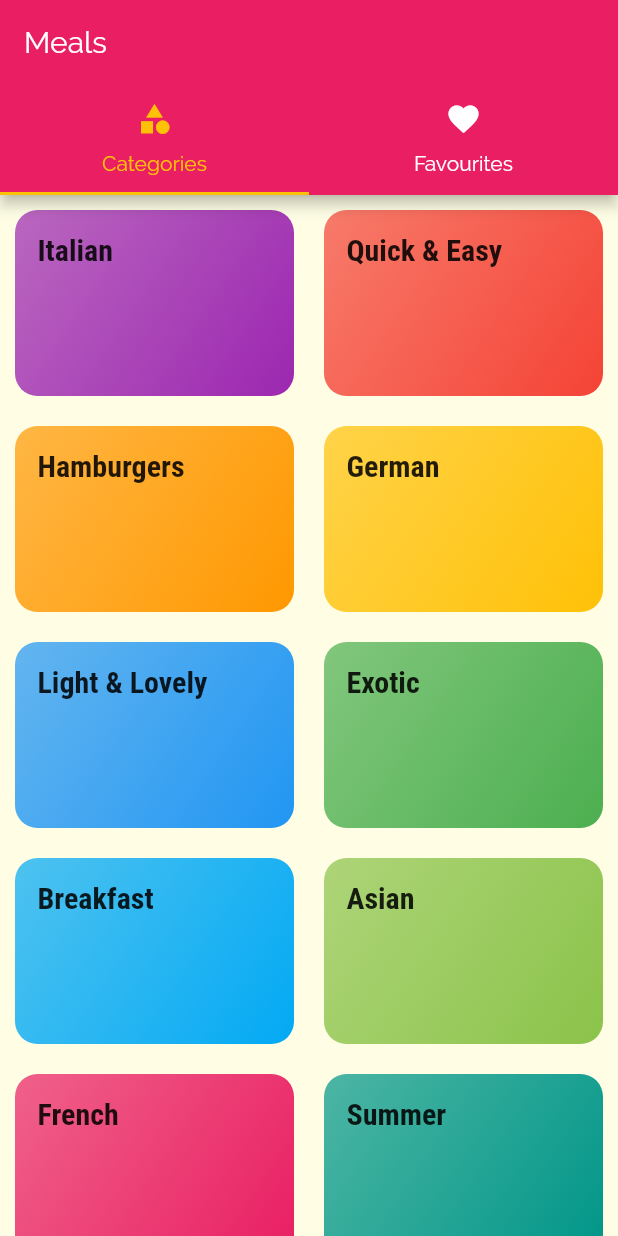
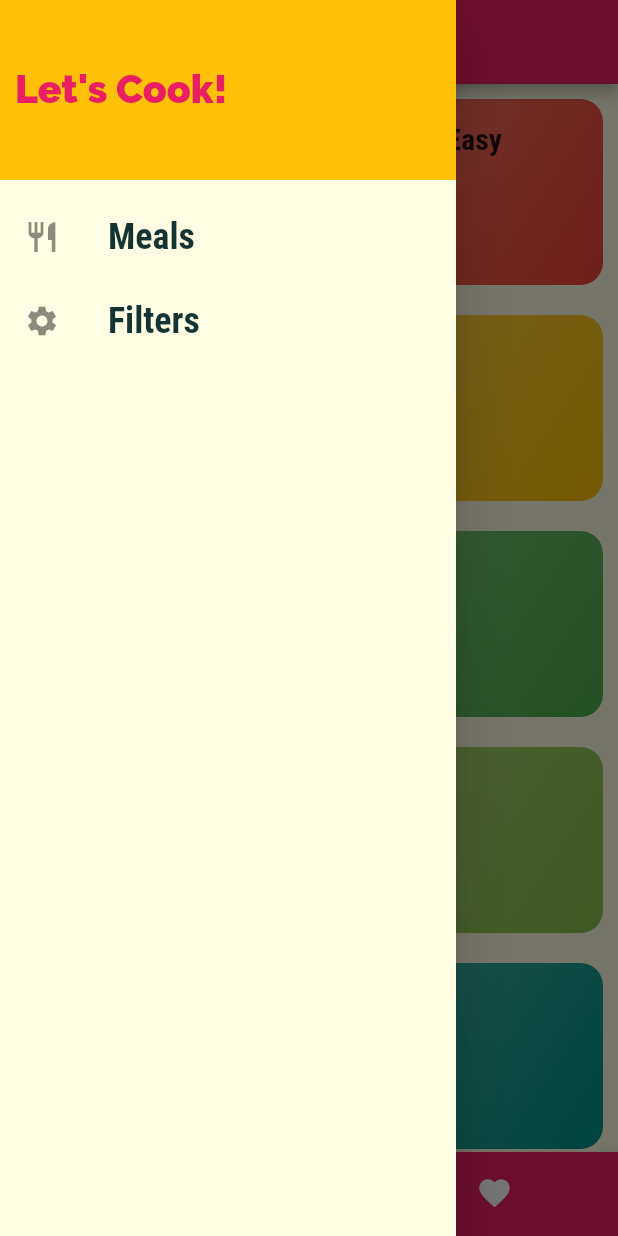
Before and after one commit to axe76/Flutter-Trials, a Flutter app: the screen it shows after launch, with the side drawer open (before the commit the screen has no drawer), on a phone screen of 412 x 824 dp. Run offline on Flutter 3.47's test engine with Material 2 defaults, Android fonts, the phone set to English and light mode, and no system bars.

Commit message:
Added drawer and delete

```diff
--- a/meals_app/lib/main.dart
+++ b/meals_app/lib/main.dart
@@ -1,11 +1,10 @@
 import 'package:flutter/material.dart';
+
+import './screens/filters_screen.dart';
 import './screens/tabs_screen.dart';
-
 import './screens/meal_detail_screen.dart';
-
 import 'screens/category_meals_screen.dart';
 
-import 'screens/categories_screen.dart';
 
 void main() {
   runApp(MyApp());
@@ -36,10 +35,12 @@ class MyApp extends StatelessWidget {
         ),
 
       ),
-      home: TabsScreen(),
+      //home: TabsScreen(),
       routes: {
+        '/': (ctx) => TabsScreen(),//default home
         CategoryMeals.routeName: (ctx) => CategoryMeals(),
-        MealDetail.routeName: (ctx) => MealDetail()
+        MealDetail.routeName: (ctx) => MealDetail(),
+        FiltersScreen.routeName: (ctx)=>FiltersScreen(),
       },
       onGenerateRoute: (settings){//in case a route that hasnt been registered is accessed
         return MaterialPageRoute(builder: (ctx)=>CategoryMeals());
--- /dev/null
+++ b/meals_app/lib/screens/filters_screen.dart
@@ -0,0 +1,19 @@
+import 'package:flutter/material.dart';
+
+import '../widgets/main_drawer.dart';
+
+class FiltersScreen extends StatelessWidget {
+  static const routeName = '/filters-screen';
+
+
+  @override
+  Widget build(BuildContext context) {
+    return Scaffold(
+      appBar: AppBar(title: Text('Filters'),),
+      drawer: MainDrawer(),
+      body:Center(
+      child: Text('Filters screen'),
+    )
+  );
+  }
+}
--- a/meals_app/lib/screens/tabs_screen.dart
+++ b/meals_app/lib/screens/tabs_screen.dart
@@ -1,4 +1,6 @@
 import 'package:flutter/material.dart';
+
+import '../widgets/main_drawer.dart';
 import './favourites_screen.dart';
 import './categories_screen.dart';
 
@@ -8,26 +10,40 @@ class TabsScreen extends StatefulWidget {
 }
 
 class _TabsScreenState extends State<TabsScreen> {
+  final List<Map<String,Object>> pagesList = [
+    {'screen':CategoriesScreen(),'title':'Categories'},
+    {'screen':FavouritesScreen(),'title':'Favourites'},
+  ];
+
+  int _selectedIndex = 0;
+
+  void _selectPage(int index){
+    setState(() {
+      _selectedIndex = index;
+    });
+  }
+
+
   @override
   Widget build(BuildContext context) {
-    return DefaultTabController(
-      length: 2,
-      child: Scaffold(
-        appBar: AppBar(title: Text('Meals'),
-        bottom: TabBar(
-          labelColor: Theme.of(context).accentColor,
-          unselectedLabelColor: Colors.white,
-          tabs: [
-          Tab(icon: Icon(Icons.category),text: 'Categories',),
-          Tab(icon:Icon(Icons.favorite),text: 'Favourites',),
-        ],),
+    return Scaffold(
+        appBar: AppBar(
+          title: Text(pagesList[_selectedIndex]['title']),
         ),
-        body: TabBarView(children: [
-          CategoriesScreen(),
-          FavouritesScreen(),
-        ],),
-      ),
-
-    );
+        body: pagesList[_selectedIndex]['screen'],
+        drawer: MainDrawer(),
+        bottomNavigationBar: BottomNavigationBar(
+          onTap: _selectPage,
+          selectedItemColor: Theme.of(context).accentColor,
+          unselectedItemColor: Colors.white,
+          currentIndex: _selectedIndex,
+          type: BottomNavigationBarType.shifting,
+          backgroundColor: Theme.of(context).primaryColor,
+          items: [
+            BottomNavigationBarItem(icon: Icon(Icons.category),title: Text('Categories'),backgroundColor: Theme.of(context).primaryColor),
+            BottomNavigationBarItem(icon: Icon(Icons.favorite),title: Text('Favourites'),backgroundColor: Theme.of(context).primaryColor),
+          ],
+        ),
+      );
   }
 }
--- /dev/null
+++ b/meals_app/lib/widgets/main_drawer.dart
@@ -0,0 +1,59 @@
+import 'package:flutter/material.dart';
+
+import '../screens/filters_screen.dart';
+
+class MainDrawer extends StatelessWidget {
+  Widget buildListTile(String title,IconData icon, Function tapHandler){
+    return ListTile(
+      leading: Icon(icon,size: 24,),
+      title: Text(
+        title,
+        style: TextStyle(
+          fontSize: 24,
+          fontFamily: 'RobotoCondensed',
+          fontWeight: FontWeight.bold,
+        ),
+      ),
+      onTap: tapHandler,
+    );
+  }
+
+
+  @override
+  Widget build(BuildContext context) {
+    return Drawer(
+      child: Column(
+        children: [
+          Container(
+            height: 120,
+            width: double.infinity,
+            padding: EdgeInsets.all(10),
+            alignment: Alignment.centerLeft,
+            color: Theme.of(context).accentColor,
+            child: Text(
+              'Let\'s Cook!',
+              style: TextStyle(
+                fontSize: 26,
+                color: Theme.of(context).primaryColor,
+                fontWeight: FontWeight.w900,
+              ),
+              ),
+          ),
+          SizedBox(height:10),
+          buildListTile(
+            'Meals',
+            Icons.restaurant,
+            (){
+              Navigator.of(context).pushReplacementNamed('/');
+            }),
+          buildListTile(
+            'Filters',
+            Icons.settings,
+            (){
+              Navigator.of(context).pushReplacementNamed(FiltersScreen.routeName);
+            }),
+        ],
+      ),
+    );
+  }
+}
```
Also changed, not shown: meals_app/lib/screens/category_meals_screen.dart (+41 -16 lines), meals_app/lib/screens/meal_detail_screen.dart (+9 -3 lines), meals_app/lib/widgets/meal_item.dart (+12 -2 lines).
